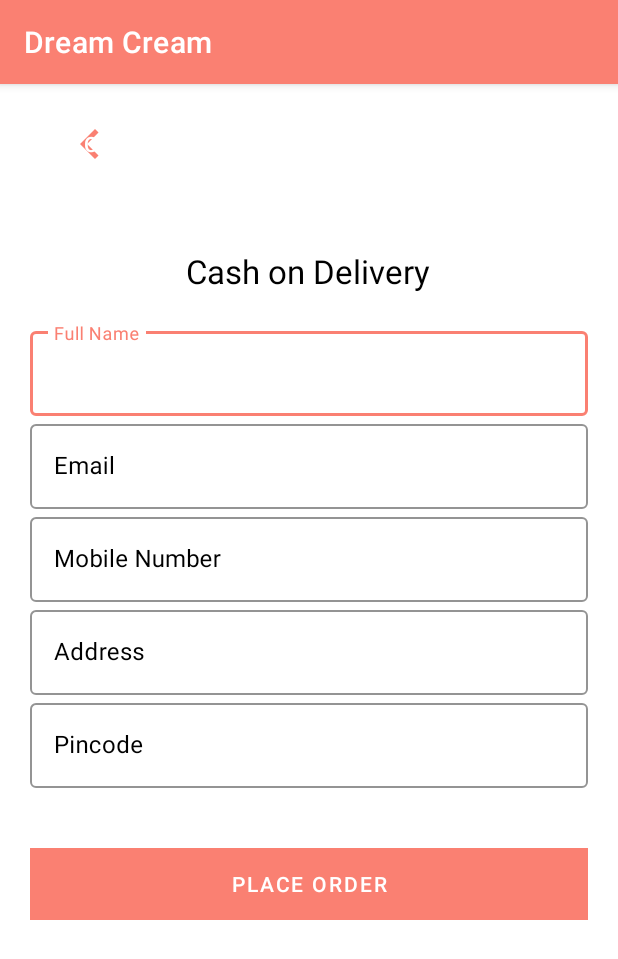
After one commit to Azhar-Mir/Dream-Cream, an Android app: the CheckoutActivity screen opened directly, with no data from a screen before it, on a phone screen of 412 x 824 dp. The commit adds this screen. Shown: the top 959 px of the screen. Run offline under Robolectric (Android 15) with nearby library versions, the phone set to English and light mode, and no system bars; Roboto replaces fonts that are not available here.

Commit message:
Checkout screen Added

```diff
--- /dev/null
+++ b/app/src/main/java/com/example/dream_cream/UI/CheckoutActivity.java
@@ -0,0 +1,31 @@
+package com.example.dream_cream.UI;
+
+import androidx.appcompat.app.AppCompatActivity;
+
+import android.content.Intent;
+import android.os.Bundle;
+import android.view.View;
+import android.widget.Button;
+
+import com.example.dream_cream.R;
+
+public class CheckoutActivity extends AppCompatActivity {
+
+    Button button;
+
+    @Override
+    protected void onCreate(Bundle savedInstanceState) {
+        super.onCreate(savedInstanceState);
+        setContentView(R.layout.activity_checkout);
+
+        button = (Button) findViewById(R.id.backleft);
+        button.setOnClickListener(new View.OnClickListener() {
+            @Override
+            public void onClick(View v) {
+                Intent intent = new Intent(CheckoutActivity.this, OrderActivity.class);
+                startActivity(intent);
+                finish();
+            }
+        });
+    }
+}
--- /dev/null
+++ b/app/src/main/res/drawable/arrow_left.xml
@@ -0,0 +1,10 @@
+<vector xmlns:android="http://schemas.android.com/apk/res/android"
+    android:width="24dp"
+    android:height="24dp"
+    android:viewportWidth="24"
+    android:viewportHeight="24"
+    android:tint="?attr/colorControlNormal">
+  <path
+      android:fillColor="@android:color/white"
+      android:pathData="M15.41,7.41L14,6l-6,6 6,6 1.41,-1.41L10.83,12z"/>
+</vector>
--- /dev/null
+++ b/app/src/main/res/layout/activity_checkout.xml
@@ -0,0 +1,174 @@
+<?xml version="1.0" encoding="utf-8"?>
+<LinearLayout xmlns:android="http://schemas.android.com/apk/res/android"
+    xmlns:app="http://schemas.android.com/apk/res-auto"
+    xmlns:tools="http://schemas.android.com/tools"
+    android:layout_width="match_parent"
+    android:layout_height="match_parent"
+    android:background="#fff"
+    android:orientation="vertical"
+    android:padding="20dp"
+    tools:context=".UI.CheckoutActivity">
+
+    <ScrollView
+        android:layout_width="match_parent"
+        android:layout_height="match_parent">
+
+        <LinearLayout
+            android:layout_width="match_parent"
+            android:layout_height="match_parent"
+            android:orientation="vertical">
+
+            <Button
+                android:id="@+id/backleft"
+                android:layout_width="40dp"
+                android:layout_height="40dp"
+                android:layout_marginLeft="20dp"
+                android:text="Checkout"
+                android:background="@drawable/arrow_left" />
+
+
+            <TextView
+                android:id="@+id/tv2"
+                android:layout_width="wrap_content"
+                android:layout_height="wrap_content"
+                android:layout_gravity="center"
+                android:paddingTop="50dp"
+                android:text="Cash on Delivery"
+                android:textColor="#000"
+                android:textSize="22sp" />
+
+            <LinearLayout
+                android:layout_width="match_parent"
+                android:layout_height="wrap_content"
+                android:layout_marginTop="20dp"
+                android:layout_marginBottom="20dp"
+                android:orientation="vertical">
+
+                <com.google.android.material.textfield.TextInputLayout
+                    android:id="@+id/name"
+                    style="@style/Widget.MaterialComponents.TextInputLayout.OutlinedBox"
+                    android:layout_width="match_parent"
+                    android:layout_height="wrap_content"
+                    android:hint="Full Name"
+                    android:textColorHint="@color/black"
+                    app:boxStrokeColor="@color/colorPrimary"
+                    app:boxStrokeWidthFocused="2dp"
+                    app:endIconMode="clear_text"
+                    app:endIconTint="@color/black">
+
+                    <com.google.android.material.textfield.TextInputEditText
+                        android:layout_width="match_parent"
+                        android:layout_height="wrap_content"
+                        android:inputType="text"
+                        android:textColor="@color/black" />
+
+                </com.google.android.material.textfield.TextInputLayout>
+
+                <com.google.android.material.textfield.TextInputLayout
+                    android:id="@+id/email"
+                    style="@style/Widget.MaterialComponents.TextInputLayout.OutlinedBox"
+                    android:layout_width="match_parent"
+                    android:layout_height="wrap_content"
+                    android:hint="Email"
+                    android:textColorHint="@color/black"
+                    app:boxStrokeColor="@color/colorPrimary"
+                    app:boxStrokeWidthFocused="2dp"
+                    app:counterTextColor="@color/black"
+                    app:endIconMode="clear_text"
+                    app:endIconTint="@color/black">
+
+                    <com.google.android.material.textfield.TextInputEditText
+                        android:layout_width="match_parent"
+                        android:layout_height="wrap_content"
+                        android:inputType="text"
+                        android:textColor="@color/black" />
+
+                </com.google.android.material.textfield.TextInputLayout>
+
+                <com.google.android.material.textfield.TextInputLayout
+                    android:id="@+id/phoneNo"
+                    style="@style/Widget.MaterialComponents.TextInputLayout.OutlinedBox"
+                    android:layout_width="match_parent"
+                    android:layout_height="wrap_content"
+                    android:hint="Mobile Number"
+                    android:textColorHint="@color/black"
+                    app:boxStrokeColor="@color/colorPrimary"
+                    app:boxStrokeWidthFocused="2dp"
+                    app:endIconMode="clear_text"
+                    app:endIconTint="@color/black">
+
+                    <com.google.android.material.textfield.TextInputEditText
+                        android:layout_width="match_parent"
+                        android:layout_height="wrap_content"
+                        android:inputType="textEmailAddress"
+                        android:textColor="@color/black" />
+
+
+                </com.google.android.material.textfield.TextInputLayout>
+
+                <com.google.android.material.textfield.TextInputLayout
+                    android:id="@+id/address"
+                    style="@style/Widget.MaterialComponents.TextInputLayout.OutlinedBox"
+                    android:layout_width="match_parent"
+                    android:layout_height="wrap_content"
+                    android:hint="Address"
+                    android:textColorHint="@color/black"
+                    app:boxStrokeColor="@color/colorPrimary"
+                    app:boxStrokeWidthFocused="2dp"
+                    app:endIconMode="clear_text"
+                    app:endIconTint="@color/black">
+
+                    <com.google.android.material.textfield.TextInputEditText
+                        android:layout_width="match_parent"
+                        android:layout_height="wrap_content"
+                        android:inputType="number"
+                        android:textColor="@color/black" />
+
+                </com.google.android.material.textfield.TextInputLayout>
+
+                <com.google.android.material.textfield.TextInputLayout
+                    android:id="@+id/password"
+                    style="@style/Widget.MaterialComponents.TextInputLayout.OutlinedBox"
+                    android:layout_width="match_parent"
+                    android:layout_height="wrap_content"
+                    android:hint="Pincode"
+                    android:textColorHint="@color/black"
+                    app:boxStrokeColor="@color/colorPrimary"
+                    app:boxStrokeWidthFocused="2dp"
+                    app:endIconMode="clear_text"
+                    app:endIconTint="@color/black">
+
+                    <com.google.android.material.textfield.TextInputEditText
+                        android:layout_width="match_parent"
+                        android:layout_height="wrap_content"
+                        android:inputType="textPassword"
+                        android:textColor="@color/black" />
+
+                </com.google.android.material.textfield.TextInputLayout>
+
+
+            </LinearLayout>
+
+            <LinearLayout
+                android:layout_width="match_parent"
+                android:layout_height="wrap_content"
+                android:layout_marginTop="20dp"
+                android:layout_marginBottom="20dp"
+                android:orientation="vertical">
+
+                <Button
+                    android:id="@+id/signupbtn"
+                    android:layout_width="match_parent"
+                    android:layout_height="wrap_content"
+                    android:background="@color/colorPrimary"
+                    android:text="Place Order"
+                    android:textColor="#fff" />
+
+            </LinearLayout>
+
+
+        </LinearLayout>
+
+    </ScrollView>
+
+</LinearLayout>
```
Also changed, not shown: app/src/main/AndroidManifest.xml (+55 -54 lines), app/src/main/java/com/example/dream_cream/UI/MainActivity.java (+41 -53 lines).
